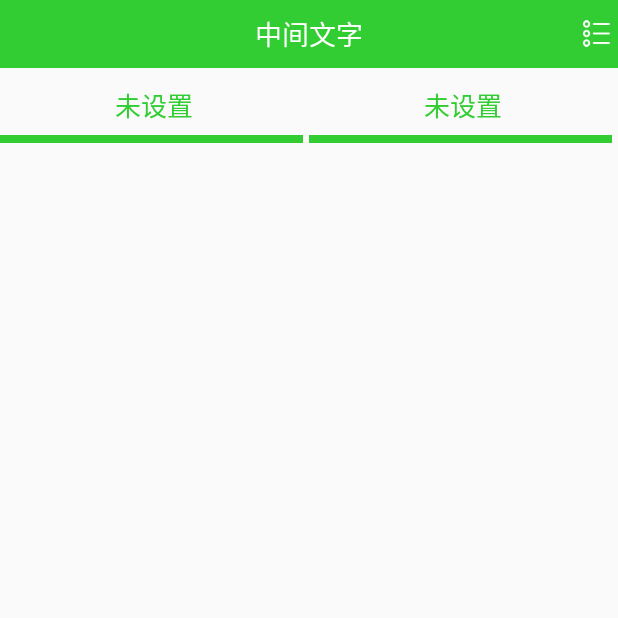
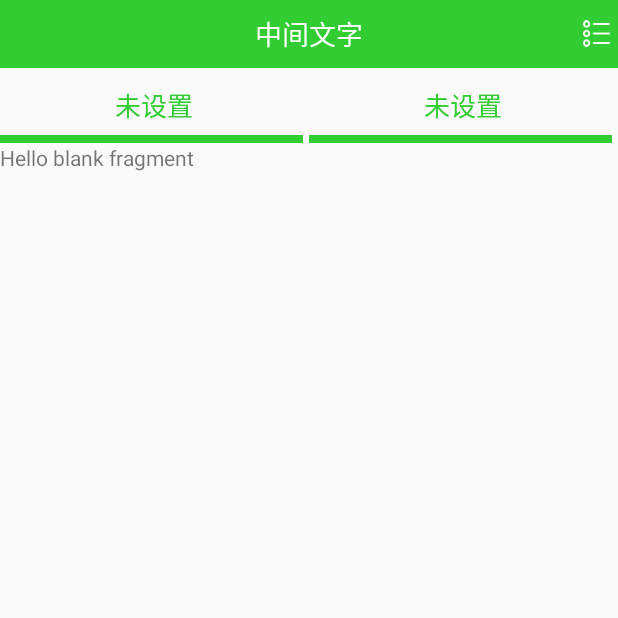
Before and after one commit to GaoZhenGit/Learn_Cloud, an Android app: the screen it shows after launch (MainActivity), on a phone screen of 412 x 824 dp, the top half of it. Run offline under Robolectric (Android 15) with nearby library versions, the phone set to English and light mode, and no system bars; libraries missing offline, so code that uses them is left out: com.androidquery; 8 statements that could not run were skipped.

Commit message:
make the viewpager

```diff
--- /dev/null
+++ b/app/src/main/java/com/ibm/gz/learn_cloud/Adapter/TabPagerAdapter.java
@@ -0,0 +1,32 @@
+package com.ibm.gz.learn_cloud.Adapter;
+
+import android.support.v4.app.Fragment;
+import android.support.v4.app.FragmentManager;
+import android.support.v4.app.FragmentStatePagerAdapter;
+
+import java.util.List;
+
+
+public class TabPagerAdapter extends FragmentStatePagerAdapter {
+    List<Fragment> fragments;
+
+
+    public TabPagerAdapter(FragmentManager fm, List<Fragment> fragments)
+    {
+        super(fm);
+        this.fragments = fragments ;
+    }
+
+    @Override
+    public Fragment getItem(int position)
+    {
+        return fragments.get(position);
+    }
+
+    @Override
+    public int getCount()
+    {
+        return fragments.size();
+    }
+
+}
--- a/app/src/main/java/com/ibm/gz/learn_cloud/activity/BasePageActivity.java
+++ b/app/src/main/java/com/ibm/gz/learn_cloud/activity/BasePageActivity.java
@@ -1,9 +1,11 @@
 package com.ibm.gz.learn_cloud.activity;
 
 import android.app.Activity;
+import android.app.Fragment;
 import android.content.Context;
 import android.content.Intent;
 import android.os.Bundle;
+import android.support.v4.app.FragmentActivity;
 import android.widget.Toast;
 
 import com.ibm.gz.learn_cloud.R;
@@ -11,7 +13,7 @@ import com.ibm.gz.learn_cloud.R;
 /**
  * Created by host on 2015/8/5.
  */
-public abstract class BasePageActivity extends Activity{
+public abstract class BasePageActivity extends FragmentActivity {
     Context mContext;
     Intent mIntent;
     Bundle mBundle;
@@ -20,6 +22,7 @@ public abstract class BasePageActivity extends Activity{
     protected void onCreate(Bundle savedInstanceState) {
         super.onCreate(savedInstanceState);
         initData();
+        initLayoutView();
         initView();
         setListener();
     }
@@ -30,6 +33,7 @@ public abstract class BasePageActivity extends Activity{
         mBundle=mIntent.getExtras();
     }
 
+    protected abstract void initLayoutView();
     protected abstract void initView();
     protected abstract void setListener();
     public void ShowToast(String string){
--- a/app/src/main/java/com/ibm/gz/learn_cloud/activity/MainActivity.java
+++ b/app/src/main/java/com/ibm/gz/learn_cloud/activity/MainActivity.java
@@ -1,34 +1,51 @@
 package com.ibm.gz.learn_cloud.activity;
 
-import android.app.Activity;
-import android.support.v7.app.ActionBarActivity;
-import android.os.Bundle;
-import android.view.Menu;
-import android.view.MenuItem;
+
+import android.support.v4.app.Fragment;
+import android.support.v4.view.ViewPager;
+import android.support.v4.app.FragmentManager;
 import android.view.View;
 
 import com.androidquery.AQuery;
+import com.ibm.gz.learn_cloud.Adapter.TabPagerAdapter;
 import com.ibm.gz.learn_cloud.R;
+import com.ibm.gz.learn_cloud.fragment.PhoneFragmet;
 import com.ibm.gz.learn_cloud.listener.OnTabSelectedListener;
 import com.ibm.gz.learn_cloud.myview.TwoPagerTabWidget;
 
+import java.util.ArrayList;
 import java.util.List;
 
 
 public class MainActivity extends BasePageActivity {
     private AQuery aq;
-    private TwoPagerTabWidget tab;
+    private TwoPagerTabWidget mTabWidget;
+    private ViewPager mViewPager;
+    List<Fragment> fragments;
+
+
+    @Override
+    protected void initLayoutView() {
+        setContentView(R.layout.activity_main);
+        fragments=new ArrayList<>();
+        fragments.add(PhoneFragmet.newInstance("1","2"));
+        fragments.add(PhoneFragmet.newInstance("2","1"));
+    }
 
     @Override
     protected void initView() {
-        setContentView(R.layout.activity_main);
+
         aq=new AQuery(this);
+        mViewPager=(ViewPager)findViewById(R.id.viewPager);
         aq.id(R.id.title_mid_text).text("快速注册");
         aq.id(R.id.title_left_img).visible();
         aq.id(R.id.title_left_tv).visible().text("退出");
-        tab=(TwoPagerTabWidget)findViewById(R.id.two_tab);
-        tab.setText_first_tab("邮箱注册");
-        tab.setText_second_tab("手机注册");
+        mTabWidget=(TwoPagerTabWidget)findViewById(R.id.two_tab);
+        mTabWidget.setText_first_tab("邮箱注册");
+        mTabWidget.setText_second_tab("手机注册");
+
+        mViewPager.setAdapter(new TabPagerAdapter(getSupportFragmentManager(), fragments));
+        mTabWidget.setmViewPager(mViewPager);
 
 
         ShowToast("hi");
@@ -36,7 +53,7 @@ public class MainActivity extends BasePageActivity {
 
     @Override
     protected void setListener() {
-        tab.setmOnTabSelectedListener(new OnTabSelectedListener() {
+        mTabWidget.setmOnTabSelectedListener(new OnTabSelectedListener() {
             @Override
             public void onSelected(List<View> tabViews, int position) {
                 switch (position){
--- /dev/null
+++ b/app/src/main/java/com/ibm/gz/learn_cloud/fragment/PhoneFragmet.java
@@ -0,0 +1,112 @@
+package com.ibm.gz.learn_cloud.fragment;
+
+import android.app.Activity;
+import android.net.Uri;
+import android.os.Bundle;
+import android.support.v4.app.Fragment;
+import android.view.LayoutInflater;
+import android.view.View;
+import android.view.ViewGroup;
+
+import com.ibm.gz.learn_cloud.R;
+
+/**
+ * A simple {@link Fragment} subclass.
+ * Activities that contain this fragment must implement the
+ * {@link PhoneFragmet.OnFragmentInteractionListener} interface
+ * to handle interaction events.
+ * Use the {@link PhoneFragmet#newInstance} factory method to
+ * create an instance of this fragment.
+ */
+public class PhoneFragmet extends Fragment {
+    // TODO: Rename parameter arguments, choose names that match
+    // the fragment initialization parameters, e.g. ARG_ITEM_NUMBER
+    private static final String ARG_PARAM1 = "param1";
+    private static final String ARG_PARAM2 = "param2";
+
+    // TODO: Rename and change types of parameters
+    private String mParam1;
+    private String mParam2;
+
+    private OnFragmentInteractionListener mListener;
+
+    /**
+     * Use this factory method to create a new instance of
+     * this fragment using the provided parameters.
+     *
+     * @param param1 Parameter 1.
+     * @param param2 Parameter 2.
+     * @return A new instance of fragment PhoneFragmet.
+     */
+    // TODO: Rename and change types and number of parameters
+    public static PhoneFragmet newInstance(String param1, String param2) {
+        PhoneFragmet fragment = new PhoneFragmet();
+        Bundle args = new Bundle();
+        args.putString(ARG_PARAM1, param1);
+        args.putString(ARG_PARAM2, param2);
+        fragment.setArguments(args);
+        return fragment;
+    }
+
+    public PhoneFragmet() {
+        // Required empty public constructor
+    }
+
+    @Override
+    public void onCreate(Bundle savedInstanceState) {
+        super.onCreate(savedInstanceState);
+        if (getArguments() != null) {
+            mParam1 = getArguments().getString(ARG_PARAM1);
+            mParam2 = getArguments().getString(ARG_PARAM2);
+        }
+    }
+
+    @Override
+    public View onCreateView(LayoutInflater inflater, ViewGroup container,
+                             Bundle savedInstanceState) {
+        // Inflate the layout for this fragment
+        View contextView =inflater.inflate(R.layout.fragment_phone_fragmet, container, false);
+
+        return contextView;
+    }
+
+    // TODO: Rename method, update argument and hook method into UI event
+    public void onButtonPressed(Uri uri) {
+        if (mListener != null) {
+            mListener.onFragmentInteraction(uri);
+        }
+    }
+
+    @Override
+    public void onAttach(Activity activity) {
+        super.onAttach(activity);
+//        try {
+//            mListener = (OnFragmentInteractionListener) activity;
+//        } catch (ClassCastException e) {
+//            throw new ClassCastException(activity.toString()
+//                    + " must implement OnFragmentInteractionListener");
+//        }
+    }
+
+    @Override
+    public void onDetach() {
+        super.onDetach();
+        mListener = null;
+    }
+
+    /**
+     * This interface must be implemented by activities that contain this
+     * fragment to allow an interaction in this fragment to be communicated
+     * to the activity and potentially other fragments contained in that
+     * activity.
+     * <p/>
+     * See the Android Training lesson <a href=
+     * "http://developer.android.com/training/basics/fragments/communicating.html"
+     * >Communicating with Other Fragments</a> for more information.
+     */
+    public interface OnFragmentInteractionListener {
+        // TODO: Update argument type and name
+        public void onFragmentInteraction(Uri uri);
+    }
+
+}
--- a/app/src/main/java/com/ibm/gz/learn_cloud/myview/TwoPagerTabWidget.java
+++ b/app/src/main/java/com/ibm/gz/learn_cloud/myview/TwoPagerTabWidget.java
@@ -41,7 +41,8 @@ public class TwoPagerTabWidget extends PagerTabWidget {
         View tab_second = LayoutInflater.from(mContext).inflate(R.layout.two_tab_content, null);
         new AQuery(tab_first).id(R.id.two_tab_bottom).visibility(View.VISIBLE)
                 .id(R.id.two_tab_text).textColorId(R.color.light_green);
-        new AQuery(tab_second).id(R.id.two_tab_bottom).visibility(View.GONE);
+        new AQuery(tab_second).id(R.id.two_tab_bottom).visibility(View.GONE)
+                .id(R.id.two_tab_text).textColorId(R.color.light_grey);
         addTab(tab_first);
         addTab(tab_second);
         mOnTabSelectedListener = new OnTabSelectedListener() {
@@ -50,7 +51,7 @@ public class TwoPagerTabWidget extends PagerTabWidget {
                 int unselected = (position == 0) ? 1 : 0;
                 new AQuery(tabViews.get(position)).id(R.id.two_tab_bottom).visibility(View.VISIBLE)
                         .id(R.id.two_tab_text).textColorId(R.color.light_green);
-                new AQuery(tabViews.get(unselected)).id(R.id.two_tab_text).textColorId(R.color.white);
+                new AQuery(tabViews.get(unselected)).id(R.id.two_tab_text).textColorId(R.color.light_grey);
 
                 Techniques firstAction = (position == 0) ? Techniques.SlideInRight : Techniques.SlideOutRight;
                 Techniques secondAction = (position == 0) ? Techniques.SlideOutLeft : Techniques.SlideInLeft;
--- a/app/src/main/res/layout/activity_main.xml
+++ b/app/src/main/res/layout/activity_main.xml
@@ -14,5 +14,9 @@
         android:id="@+id/two_tab"
         android:layout_width="fill_parent"
         android:layout_height="50dp"/>
+    <android.support.v4.view.ViewPager
+        android:id="@+id/viewPager"
+        android:layout_width="match_parent"
+        android:layout_height="wrap_content"/>
 
 </LinearLayout>
--- /dev/null
+++ b/app/src/main/res/layout/fragment_phone_fragmet.xml
@@ -0,0 +1,13 @@
+<FrameLayout xmlns:android="http://schemas.android.com/apk/res/android"
+    xmlns:tools="http://schemas.android.com/tools" android:layout_width="match_parent"
+    android:layout_height="match_parent"
+    tools:context="com.ibm.gz.learn_cloud.fragment.PhoneFragmet">
+
+    <!-- TODO: Update blank fragment layout -->
+    <TextView
+        android:id="@+id/text"
+        android:layout_width="match_parent"
+        android:layout_height="match_parent"
+        android:text="@string/hello_blank_fragment" />
+
+</FrameLayout>
--- a/app/src/main/res/values/color.xml
+++ b/app/src/main/res/values/color.xml
@@ -314,4 +314,5 @@
     <!--洋李色 -->
     <color name="gainsboro">#dcdcdc</color>
     <!--淡灰色 -->
+    <color name="light_grey">#b8b8b8</color>
 </resources>
--- a/app/src/main/res/values/strings.xml
+++ b/app/src/main/res/values/strings.xml
@@ -3,4 +3,7 @@
 
     <string name="hello_world">Hello world!</string>
     <string name="action_settings">Settings</string>
+
+<!-- TODO: Remove or change this placeholder text -->
+    <string name="hello_blank_fragment">Hello blank fragment</string>
 </resources>
```
